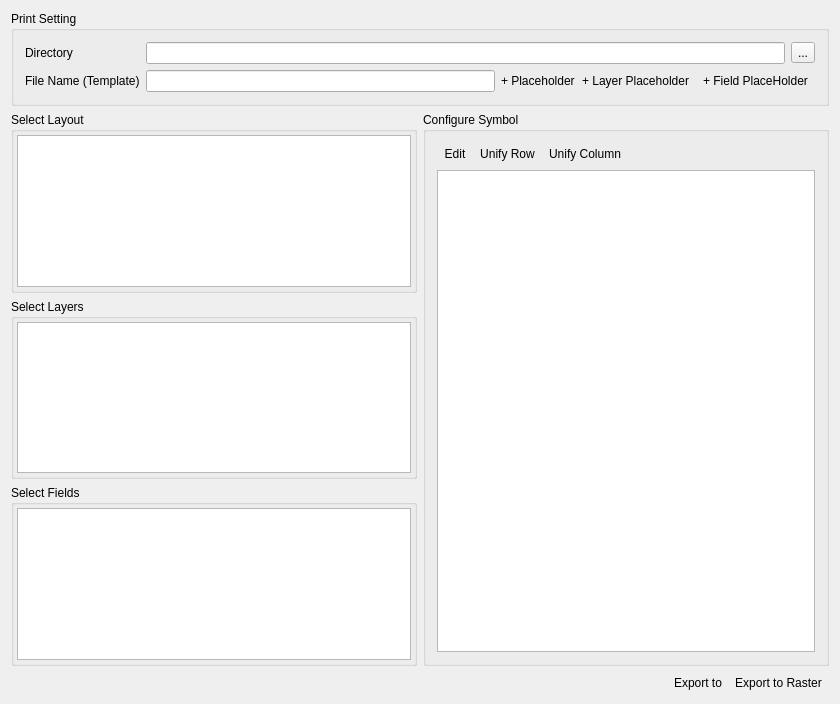
Qt form Layout/gwmlayoutbatchdialog.ui (GWmodel-Lab/GWmodelS) before a commit.
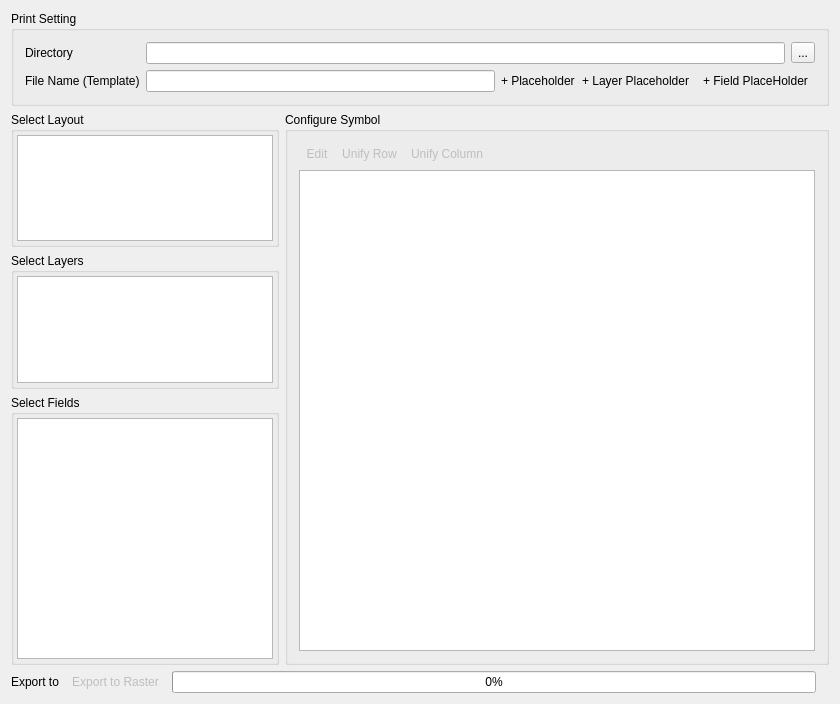
The same form after that commit. Icons and pictures are not drawn.

Commit message: 新增：批量导出完善

What changed in the file:
```diff
--- a/Layout/gwmlayoutbatchdialog.ui
+++ b/Layout/gwmlayoutbatchdialog.ui
@@ -13,7 +13,7 @@
   <property name="windowTitle">
    <string>GwmLayoutBatchDialog</string>
   </property>
-  <layout class="QGridLayout" name="gridLayout" rowstretch="1,0,0,0,0" columnstretch="0,0">
+  <layout class="QGridLayout" name="gridLayout" rowstretch="0,1,1,2,0" columnstretch="0,1">
    <item row="3" column="0">
     <widget class="QGroupBox" name="groupBox_4">
      <property name="title">
@@ -75,6 +75,9 @@
         </property>
         <item>
          <widget class="QToolButton" name="btnEditSymbol">
+          <property name="enabled">
+           <bool>false</bool>
+          </property>
           <property name="text">
            <string>Edit</string>
           </property>
@@ -95,7 +98,10 @@
          </widget>
         </item>
         <item>
-         <widget class="QToolButton" name="btnUnifyRow">
+         <widget class="QToolButton" name="btnUnifyLayer">
+          <property name="enabled">
+           <bool>false</bool>
+          </property>
           <property name="text">
            <string>Unify Row</string>
           </property>
@@ -116,7 +122,10 @@
          </widget>
         </item>
         <item>
-         <widget class="QToolButton" name="btnUnifyCol">
+         <widget class="QToolButton" name="btnUnifyField">
+          <property name="enabled">
+           <bool>false</bool>
+          </property>
           <property name="text">
            <string>Unify Column</string>
           </property>
@@ -280,19 +289,6 @@
    </item>
    <item row="4" column="0" colspan="2">
     <layout class="QHBoxLayout" name="horizontalLayout_3">
-     <item>
-      <spacer name="horizontalSpacer_2">
-       <property name="orientation">
-        <enum>Qt::Horizontal</enum>
-       </property>
-       <property name="sizeHint" stdset="0">
-        <size>
-         <width>40</width>
-         <height>20</height>
-        </size>
-       </property>
-      </spacer>
-     </item>
      <item>
       <widget class="QLabel" name="label_4">
        <property name="sizePolicy">
@@ -308,6 +304,9 @@
      </item>
      <item>
       <widget class="QToolButton" name="btnExportRaster">
+       <property name="enabled">
+        <bool>false</bool>
+       </property>
        <property name="text">
         <string>Export to Raster</string>
        </property>
@@ -327,6 +326,35 @@
        </property>
       </widget>
      </item>
+     <item>
+      <widget class="QProgressBar" name="pgbExport">
+       <property name="enabled">
+        <bool>true</bool>
+       </property>
+       <property name="sizePolicy">
+        <sizepolicy hsizetype="Expanding" vsizetype="Fixed">
+         <horstretch>0</horstretch>
+         <verstretch>0</verstretch>
+        </sizepolicy>
+       </property>
+       <property name="maximum">
+        <number>100</number>
+       </property>
+       <property name="value">
+        <number>0</number>
+       </property>
+       <property name="format">
+        <string>%p%</string>
+       </property>
+      </widget>
+     </item>
+     <item>
+      <widget class="QLabel" name="label_5">
+       <property name="text">
+        <string/>
+       </property>
+      </widget>
+     </item>
     </layout>
    </item>
   </layout>
```
Left out of the diff: 4 changed lines with no effect on the pictures. The commit also changes 2 other files.
